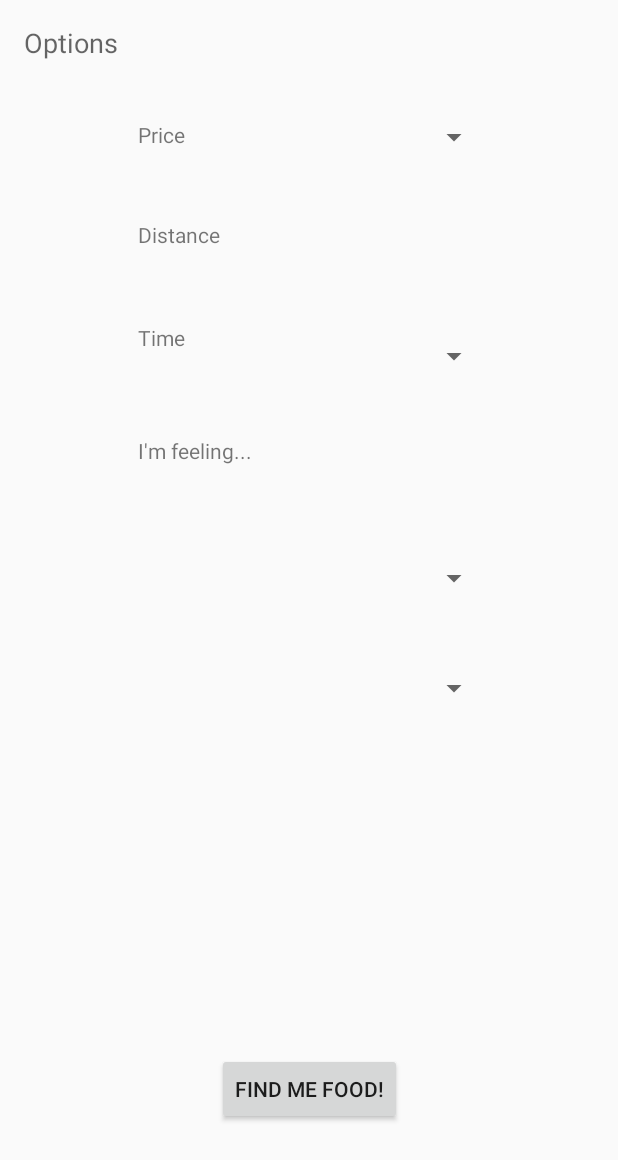
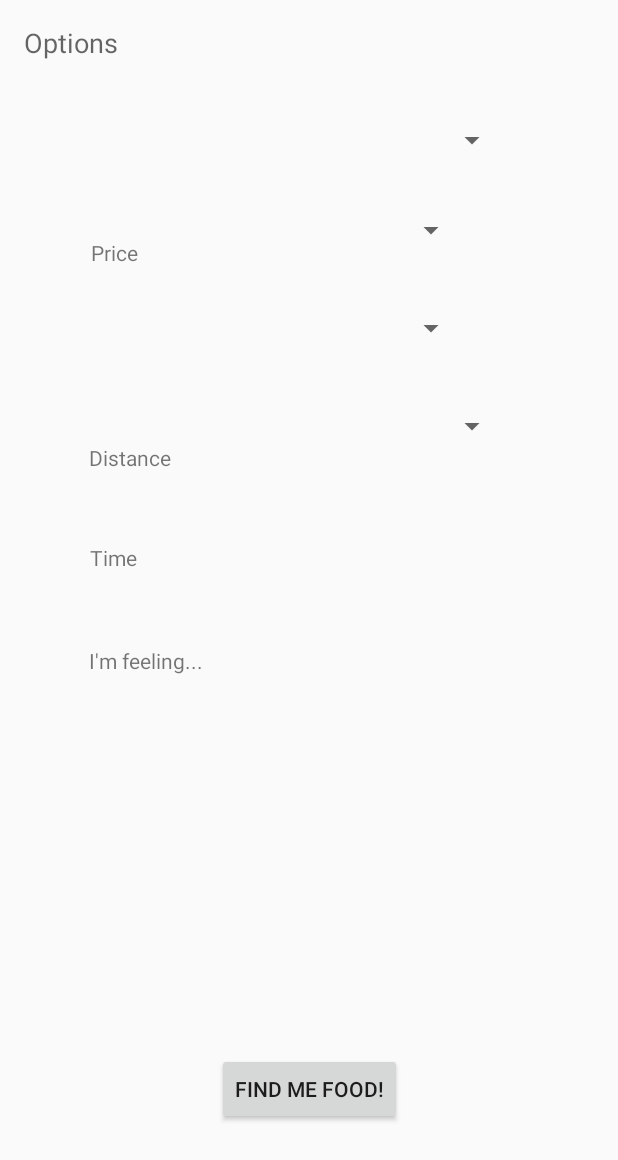
Before and after one commit to TerrenceHo/FoodRecommendation, an Android app: the layout activity_options.xml on its own in the app's theme, with its tools: preview values and no code run, on a phone screen of 412 x 824 dp. Shown: the top 1160 px of the screen. Run offline under Robolectric (Android 15) with nearby library versions, the phone set to English and light mode, and no system bars; network calls fail.

Commit message:
Spinner Populate Bug

```diff
--- /dev/null
+++ b/AndroidFrontEnd/FoodRecommendation/app/src/main/java/SpinnerActivity.java
@@ -0,0 +1,22 @@
+import android.app.Activity;
+import android.view.View;
+import android.widget.AdapterView;
+
+/**
+ * Created by nilay on 9/16/2017.
+ */
+
+public class SpinnerActivity extends Activity implements AdapterView.OnItemSelectedListener {
+
+    @Override
+    public void onItemSelected(AdapterView<?> parent, View view,
+                               int pos, long id) {
+        // An item was selected. You can retrieve the selected item using
+        // parent.getItemAtPosition(pos)
+    }
+
+    @Override
+    public void onNothingSelected(AdapterView<?> parent) {
+        // Another interface callback
+    }
+}
--- a/AndroidFrontEnd/FoodRecommendation/app/src/main/java/com/example/nilay/foodrecommendation/Profile.java
+++ b/AndroidFrontEnd/FoodRecommendation/app/src/main/java/com/example/nilay/foodrecommendation/Profile.java
@@ -18,7 +18,7 @@ public class Profile extends AppCompatActivity {
         setContentView(R.layout.activity_profile);
 
         // Set options for preferred price range spinner
-        Spinner pRangeSpinner = (Spinner) findViewById(R.id.priceRangeSpinner);
+        final Spinner pRangeSpinner = (Spinner) findViewById(R.id.priceRangeSpinner);
         // Create an ArrayAdapter using the string array and a default spinner layout
         ArrayAdapter<CharSequence> pRangeAdapter = ArrayAdapter.createFromResource(this,
                 R.array.priceRange_array, android.R.layout.simple_spinner_item);
@@ -50,17 +50,17 @@ public class Profile extends AppCompatActivity {
             }
         });
 
-//        Spinner.setOnItemSelectedListener(new AdapterView.OnItemSelectedListener() {
-//            @Override
-//            public void onItemSelected(AdapterView<?> parentView, View selectedItemView, int position, long id) {
-//
-//            }
-//
-//            @Override
-//            public void onNothingSelected(AdapterView<?> parentView) {
-//
-//            }
-//
-//        });
+        pRangeSpinner.setOnItemSelectedListener(new AdapterView.OnItemSelectedListener() {
+            @Override
+            public void onItemSelected(AdapterView<?> parentView, View selectedItemView, int position, long id) {
+                pRangeSpinner.setSelection(position);
+            }
+
+            @Override
+            public void onNothingSelected(AdapterView<?> parentView) {
+                pRangeSpinner.setSelection(0);
+            }
+
+        });
     }
 }
--- a/AndroidFrontEnd/FoodRecommendation/app/src/main/res/layout/activity_options.xml
+++ b/AndroidFrontEnd/FoodRecommendation/app/src/main/res/layout/activity_options.xml
@@ -27,107 +27,111 @@
         android:layout_width="wrap_content"
         android:layout_height="wrap_content"
         android:text="Price"
-        android:layout_marginStart="13dp"
+        android:layout_marginStart="43dp"
+        android:layout_marginEnd="42dp"
         tools:layout_constraintTop_creator="1"
-        android:layout_marginTop="39dp"
+        tools:layout_constraintRight_creator="1"
+        tools:layout_constraintBottom_creator="1"
+        app:layout_constraintBottom_toTopOf="@+id/distance"
+        app:layout_constraintRight_toRightOf="@+id/feels"
+        android:layout_marginTop="43dp"
         app:layout_constraintTop_toBottomOf="@+id/title"
         tools:layout_constraintLeft_creator="1"
-        app:layout_constraintLeft_toRightOf="@+id/title"
-        android:layout_marginLeft="13dp" />
+        android:layout_marginBottom="43dp"
+        app:layout_constraintLeft_toLeftOf="@+id/title"
+        android:layout_marginLeft="43dp"
+        android:layout_marginRight="42dp" />
 
     <Spinner
         android:id="@+id/priceSpinner"
-        android:layout_width="75dp"
+        android:layout_width="0dp"
         android:layout_height="wrap_content"
-        android:layout_marginBottom="61dp"
-        android:layout_marginTop="61dp"
-        app:layout_constraintBottom_toBottomOf="@+id/distance"
+        tools:layout_constraintTop_creator="1"
+        tools:layout_constraintRight_creator="1"
+        app:layout_constraintRight_toRightOf="@+id/feelsSpinner"
+        android:layout_marginTop="81dp"
+        tools:layout_constraintLeft_creator="1"
         app:layout_constraintLeft_toLeftOf="@+id/distanceSpinner"
-        app:layout_constraintRight_toRightOf="@+id/distanceSpinner"
-        app:layout_constraintTop_toTopOf="@+id/title"
-        tools:layout_constraintBottom_creator="1"
-        tools:layout_constraintLeft_creator="1"
-        tools:layout_constraintRight_creator="1"
-        tools:layout_constraintTop_creator="1" />
+        app:layout_constraintTop_toTopOf="parent" />
 
     <TextView
         android:id="@+id/distance"
         android:layout_width="wrap_content"
         android:layout_height="wrap_content"
         android:text="Distance"
-        tools:layout_constraintTop_creator="1"
+        android:layout_marginStart="59dp"
         tools:layout_constraintBottom_creator="1"
-        app:layout_constraintBottom_toBottomOf="@+id/textView6"
-        android:layout_marginTop="68dp"
+        app:layout_constraintBottom_toTopOf="@+id/time"
         tools:layout_constraintLeft_creator="1"
-        android:layout_marginBottom="70dp"
-        app:layout_constraintLeft_toLeftOf="@+id/price"
-        app:layout_constraintTop_toTopOf="@+id/price" />
+        android:layout_marginBottom="47dp"
+        app:layout_constraintLeft_toLeftOf="parent"
+        android:layout_marginLeft="59dp" />
 
     <Spinner
         android:id="@+id/distanceSpinner"
-        android:layout_width="75dp"
+        android:layout_width="0dp"
         android:layout_height="wrap_content"
-        android:layout_marginBottom="70dp"
-        android:layout_marginTop="68dp"
-        app:layout_constraintBottom_toBottomOf="@+id/timeSpinner"
-        app:layout_constraintLeft_toLeftOf="@+id/timeSpinner"
+        tools:layout_constraintTop_creator="1"
+        tools:layout_constraintRight_creator="1"
         app:layout_constraintRight_toRightOf="@+id/timeSpinner"
-        app:layout_constraintTop_toTopOf="@+id/priceSpinner"
-        tools:layout_constraintBottom_creator="1"
+        android:layout_marginTop="36dp"
+        app:layout_constraintTop_toBottomOf="@+id/priceSpinner"
         tools:layout_constraintLeft_creator="1"
-        tools:layout_constraintRight_creator="1"
-        tools:layout_constraintTop_creator="1" />
+        app:layout_constraintLeft_toLeftOf="@+id/timeSpinner" />
 
     <TextView
-        android:id="@+id/textView6"
+        android:id="@+id/time"
         android:layout_width="wrap_content"
         android:layout_height="wrap_content"
         android:text="Time"
+        android:layout_marginStart="43dp"
+        android:layout_marginEnd="43dp"
         tools:layout_constraintTop_creator="1"
-        android:layout_marginTop="215dp"
+        tools:layout_constraintRight_creator="1"
+        tools:layout_constraintBottom_creator="1"
+        app:layout_constraintBottom_toTopOf="@+id/findButton"
+        app:layout_constraintRight_toRightOf="@+id/feels"
+        android:layout_marginTop="167dp"
+        app:layout_constraintTop_toBottomOf="@+id/title"
         tools:layout_constraintLeft_creator="1"
-        app:layout_constraintLeft_toLeftOf="@+id/distance"
-        app:layout_constraintTop_toTopOf="parent" />
+        android:layout_marginBottom="167dp"
+        app:layout_constraintLeft_toLeftOf="@+id/title"
+        android:layout_marginLeft="43dp"
+        android:layout_marginRight="43dp" />
 
     <Spinner
         android:id="@+id/timeSpinner"
-        android:layout_width="75dp"
+        android:layout_width="0dp"
         android:layout_height="wrap_content"
-        android:layout_marginBottom="49dp"
-        app:layout_constraintBottom_toTopOf="@+id/feelsSpinner"
-        app:layout_constraintLeft_toLeftOf="@+id/feelsSpinner"
-        tools:layout_constraintBottom_creator="1"
-        tools:layout_constraintLeft_creator="1" />
+        tools:layout_constraintTop_creator="1"
+        android:layout_marginTop="41dp"
+        app:layout_constraintTop_toBottomOf="@+id/distanceSpinner"
+        tools:layout_constraintLeft_creator="1"
+        app:layout_constraintLeft_toLeftOf="@+id/feelsSpinner" />
 
     <TextView
-        android:id="@+id/textView7"
+        android:id="@+id/feels"
         android:layout_width="wrap_content"
         android:layout_height="wrap_content"
         android:text="I'm feeling..."
+        android:layout_marginStart="59dp"
         tools:layout_constraintTop_creator="1"
-        android:layout_marginTop="56dp"
-        app:layout_constraintTop_toBottomOf="@+id/textView6"
+        android:layout_marginTop="49dp"
+        app:layout_constraintTop_toBottomOf="@+id/time"
         tools:layout_constraintLeft_creator="1"
-        app:layout_constraintLeft_toLeftOf="@+id/textView6" />
+        app:layout_constraintLeft_toLeftOf="parent"
+        android:layout_marginLeft="59dp" />
 
     <Spinner
         android:id="@+id/feelsSpinner"
         android:layout_width="75dp"
         android:layout_height="wrap_content"
-        android:layout_marginStart="71dp"
         android:layout_marginEnd="73dp"
         tools:layout_constraintTop_creator="1"
         tools:layout_constraintRight_creator="1"
-        tools:layout_constraintBottom_creator="1"
-        app:layout_constraintBottom_toBottomOf="@+id/findButton"
         app:layout_constraintRight_toRightOf="parent"
-        android:layout_marginTop="126dp"
-        app:layout_constraintTop_toBottomOf="@+id/distance"
-        tools:layout_constraintLeft_creator="1"
-        android:layout_marginBottom="125dp"
-        app:layout_constraintLeft_toRightOf="@+id/textView7"
-        android:layout_marginLeft="71dp"
+        android:layout_marginTop="41dp"
+        app:layout_constraintTop_toBottomOf="@+id/timeSpinner"
         android:layout_marginRight="73dp" />
 
     <Button
@@ -142,4 +146,5 @@
         tools:layout_constraintLeft_creator="1"
         android:layout_marginBottom="74dp"
         app:layout_constraintLeft_toLeftOf="parent" />
+
 </android.support.constraint.ConstraintLayout>
```
